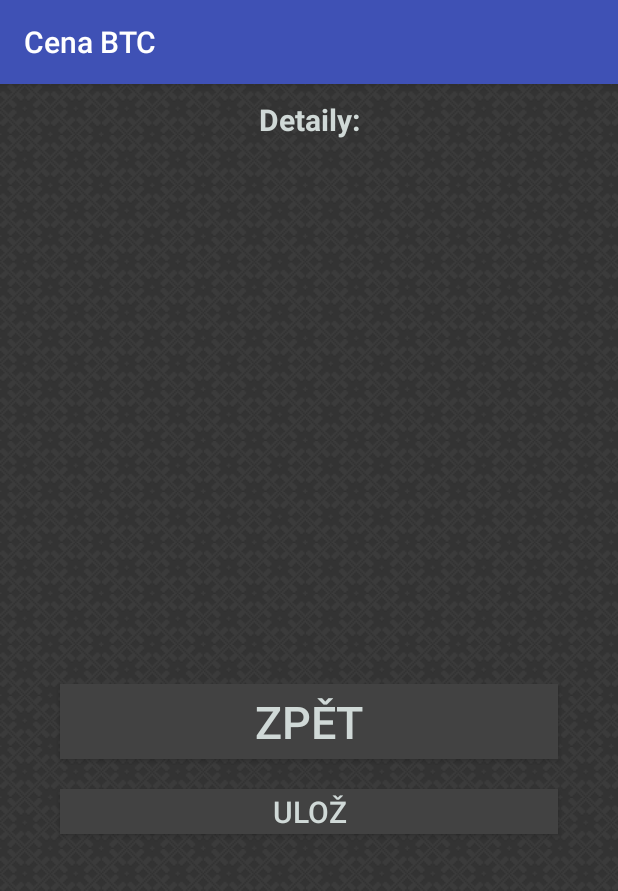
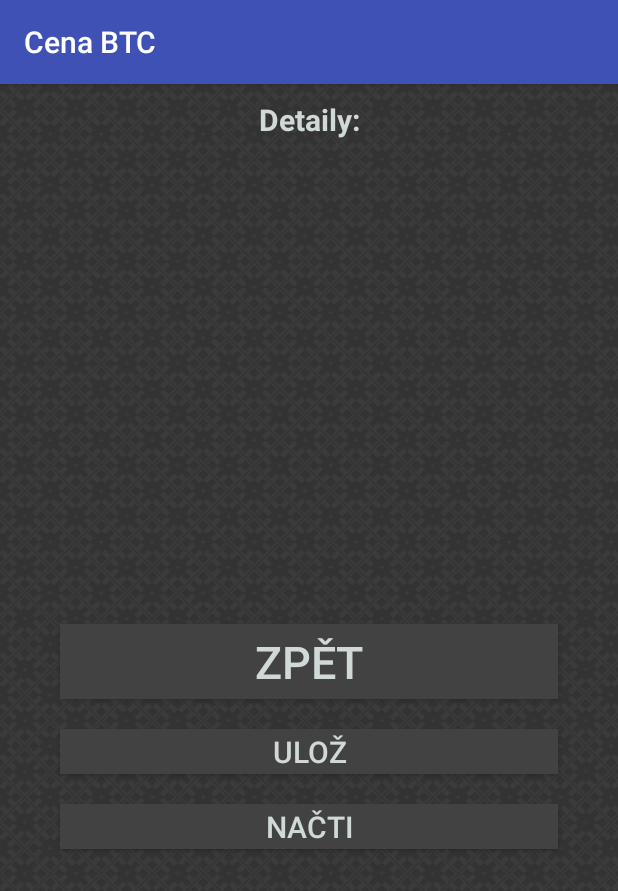
Before and after one commit to petrikkk/PriceCheck2, an Android app: the Main2Activity screen opened directly, with no data from a screen before it, on a phone screen of 412 x 824 dp. Shown: the top 891 px of the screen. Run offline under Robolectric (Android 15) with nearby library versions, the phone set to English and light mode, and no system bars.

```diff
--- a/app/src/main/AndroidManifest.xml
+++ b/app/src/main/AndroidManifest.xml
@@ -24,6 +24,10 @@
         <activity
             android:name=".SaveActivity"
             android:label="@string/title_activity_save"
+            android:theme="@style/AppTheme.NoActionBar" />
+        <activity
+            android:name=".LoadActivity"
+            android:label="@string/title_activity_load"
             android:theme="@style/AppTheme.NoActionBar"></activity>
     </application>
 
--- a/app/src/main/java/com/mobile/petrk/pricecheck2/Main2Activity.java
+++ b/app/src/main/java/com/mobile/petrk/pricecheck2/Main2Activity.java
@@ -76,6 +76,16 @@ public class Main2Activity extends AppCompatActivity {
             }
         });
 
+        Button button4 = findViewById(R.id.buttonLoad);
+        button4.setOnClickListener(new View.OnClickListener() {
+            public void onClick(View view) {
+                Intent intent = new Intent(Main2Activity.this, LoadActivity.class);
+                intent.putExtra("data", cnt.getDetails());
+                startActivity(intent);
+                finish();
+            }
+        });
+
 
     }
 }
--- a/app/src/main/res/layout/activity_main2.xml
+++ b/app/src/main/res/layout/activity_main2.xml
@@ -30,7 +30,7 @@ android:orientation="vertical">
     <TextView
         android:id="@+id/textViewDetails"
         android:layout_width="fill_parent"
-        android:layout_height="320dp"
+        android:layout_height="280dp"
         android:layout_marginBottom="10dp"
         android:layout_marginLeft="40dp"
         android:layout_marginRight="40dp"
@@ -69,6 +69,21 @@ android:orientation="vertical">
         android:textAlignment="center"
         android:textSize="20dp"
         android:textColor="#d0d9d7" />
+
+    <Button
+        android:id="@+id/buttonLoad"
+        android:layout_width="fill_parent"
+        android:layout_height="30dp"
+        android:layout_gravity="bottom"
+        android:layout_marginBottom="10dp"
+        android:layout_marginLeft="40dp"
+        android:layout_marginRight="40dp"
+        android:layout_marginTop="10dp"
+        android:background="@color/cardview_dark_background"
+        android:text="Načti"
+        android:textAlignment="center"
+        android:textSize="20dp"
+        android:textColor="#d0d9d7" />
 </LinearLayout>
 
 
--- a/app/src/main/res/values/strings.xml
+++ b/app/src/main/res/values/strings.xml
@@ -1,4 +1,5 @@
 <resources>
     <string name="app_name">PriceCheck2</string>
     <string name="title_activity_save">SaveActivity</string>
+    <string name="title_activity_load">LoadActivity</string>
 </resources>
```
Also changed, not shown: app/src/main/java/com/mobile/petrk/pricecheck2/SaveActivity.java (+37 -4 lines), app/build.gradle (line endings or trailing spaces).
